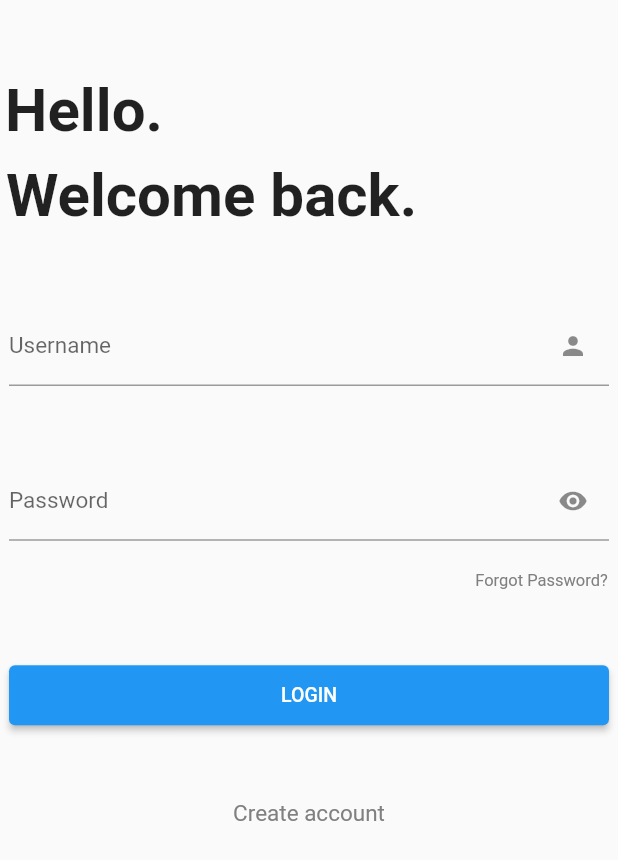
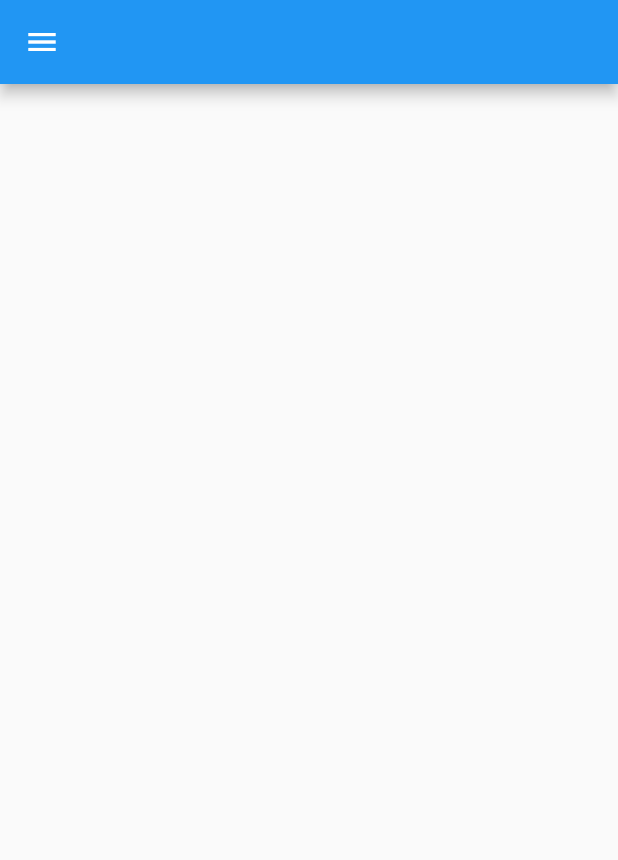
Before and after one commit to GabrielVScalese/Web-Futter, a Flutter app: the screen it shows after launch, after a tap on "LOGIN", on a phone screen of 412 x 824 dp. Shown: the top 860 px of the screen. Run offline on Flutter 3.47's test engine with Material 2 defaults, Android fonts, the phone set to English and light mode, and no system bars.

Commit message:
Added Home Page

```diff
--- /dev/null
+++ b/project/lib/pages/home_page.dart
@@ -0,0 +1,26 @@
+import 'package:flutter/cupertino.dart';
+import 'package:flutter/material.dart';
+
+class HomePage extends StatefulWidget {
+  @override
+  _HomePageState createState() => _HomePageState();
+}
+
+class _HomePageState extends State<HomePage> {
+  @override
+  Widget build(BuildContext context) {
+    return Scaffold(
+      drawer: Drawer(
+        child: Column(
+          children: [
+            UserAccountsDrawerHeader(accountName: Text('Gabriel Scalese'))
+          ],
+        ),
+      ),
+      appBar: AppBar(
+        centerTitle: true,
+      ),
+      body: Container(),
+    );
+  }
+}
--- a/project/lib/pages/login_page.dart
+++ b/project/lib/pages/login_page.dart
@@ -1,5 +1,6 @@
 import 'package:flutter/cupertino.dart';
 import 'package:flutter/material.dart';
+import 'package:project/pages/home_page.dart';
 
 class LoginPage extends StatefulWidget {
   @override
@@ -93,7 +94,10 @@ class _LoginPageState extends State<LoginPage> {
                 height: 40,
                 margin: EdgeInsets.only(top: 50),
                 child: ElevatedButton(
-                  onPressed: () {},
+                  onPressed: () {
+                    Navigator.of(context).pushReplacement(
+                        MaterialPageRoute(builder: (context) => HomePage()));
+                  },
                   child: Text(
                     'LOGIN',
                     style: TextStyle(fontSize: 13),
```
